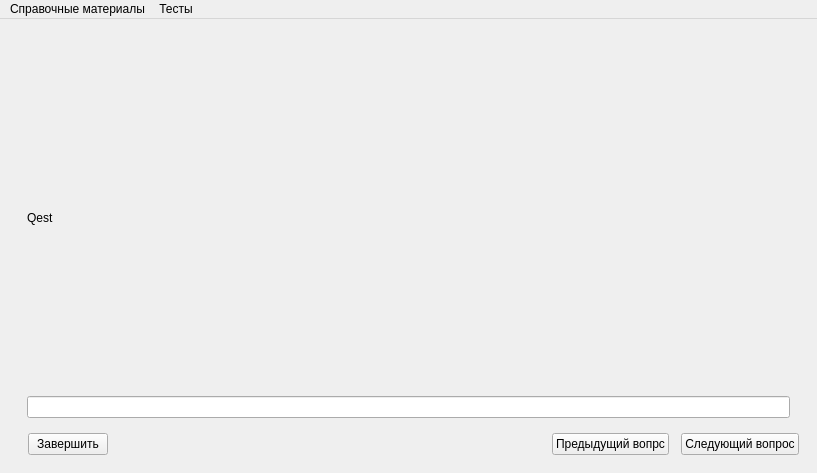
o6re4een/proga, file mainwindow.ui: the form before one commit.
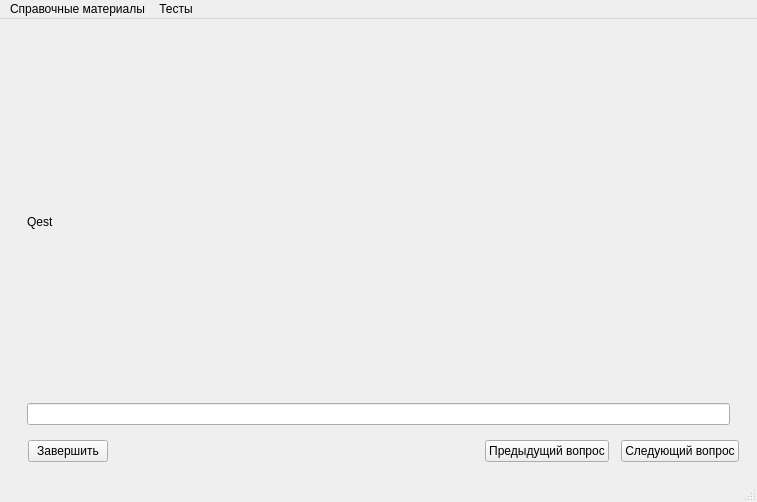
The form after the commit.

The edit to the form file:
```diff
--- a/mainwindow.ui
+++ b/mainwindow.ui
@@ -6,8 +6,8 @@
    <rect>
     <x>0</x>
     <y>0</y>
-    <width>817</width>
-    <height>473</height>
+    <width>757</width>
+    <height>502</height>
    </rect>
   </property>
   <property name="windowTitle">
@@ -91,7 +91,7 @@
             </size>
            </property>
            <property name="text">
-            <string>Предыдущий вопрс</string>
+            <string>Предыдущий вопрос</string>
            </property>
           </widget>
          </item>
@@ -144,7 +144,7 @@
     <rect>
      <x>0</x>
      <y>0</y>
-     <width>817</width>
+     <width>757</width>
      <height>21</height>
     </rect>
    </property>
@@ -189,6 +189,7 @@
    <addaction name="faq"/>
    <addaction name="testlist"/>
   </widget>
+  <widget class="QStatusBar" name="statusBar"/>
   <action name="action_open">
    <property name="text">
     <string>Справочные материалы</string>
```
